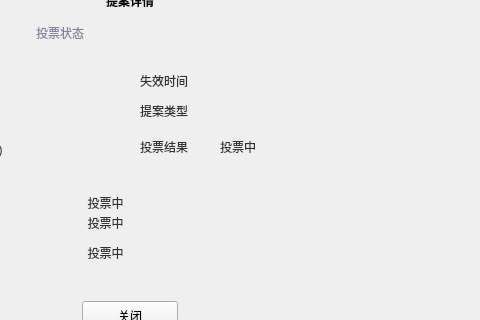
Old version of the form LNKWallet/guard/ProposalDetailDialog.ui in the repository HcashOrg/hx-indicator; both pictures show x 350 to 830 and y 110 to 430 of the 960 by 543 pixel window.
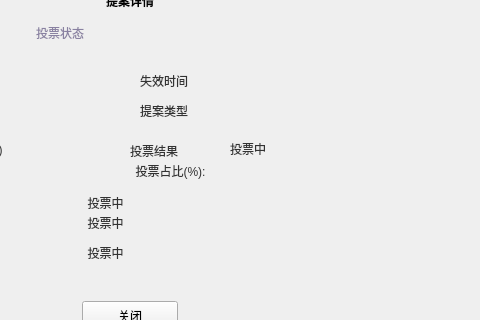
New version of the form.

Commit message: rate label

The edit to the form file:
```diff
--- a/LNKWallet/guard/ProposalDetailDialog.ui
+++ b/LNKWallet/guard/ProposalDetailDialog.ui
@@ -987,10 +987,10 @@
         <widget class="QLabel" name="label_27">
          <property name="geometry">
           <rect>
-           <x>240</x>
+           <x>230</x>
            <y>10</y>
-           <width>54</width>
-           <height>12</height>
+           <width>81</width>
+           <height>20</height>
           </rect>
          </property>
          <property name="text">
@@ -1000,9 +1000,9 @@
         <widget class="QLabel" name="label_votestate">
          <property name="geometry">
           <rect>
-           <x>320</x>
-           <y>8</y>
-           <width>61</width>
+           <x>330</x>
+           <y>10</y>
+           <width>81</width>
            <height>16</height>
           </rect>
          </property>
@@ -1074,9 +1074,9 @@
         <widget class="QLabel" name="label_weight">
          <property name="geometry">
           <rect>
-           <x>230</x>
+           <x>320</x>
            <y>30</y>
-           <width>221</width>
+           <width>121</width>
            <height>20</height>
           </rect>
          </property>
@@ -1087,6 +1087,22 @@
           <set>Qt::AlignCenter</set>
          </property>
         </widget>
+        <widget class="QLabel" name="label_weight_2">
+         <property name="geometry">
+          <rect>
+           <x>230</x>
+           <y>30</y>
+           <width>81</width>
+           <height>20</height>
+          </rect>
+         </property>
+         <property name="text">
+          <string>投票占比(%):</string>
+         </property>
+         <property name="alignment">
+          <set>Qt::AlignCenter</set>
+         </property>
+        </widget>
        </widget>
        <widget class="QWidget" name="unknownPage">
         <widget class="QLabel" name="unknownLabel">
```
The commit also changes 4 other files.
